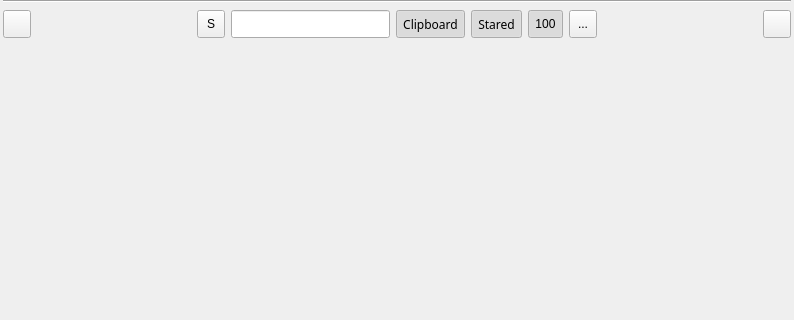
The window that widget/MPasteWidget.ui (SeptemberHX/MPaste) describes before a commit, drawn with Qt 5.
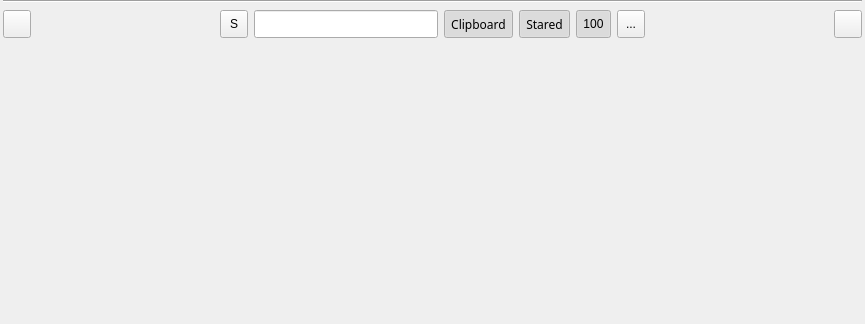
The same window after the commit. Icons and pictures are not drawn.

Patch:
```diff
--- a/widget/MPasteWidget.ui
+++ b/widget/MPasteWidget.ui
@@ -6,8 +6,8 @@
    <rect>
     <x>0</x>
     <y>0</y>
-    <width>794</width>
-    <height>320</height>
+    <width>865</width>
+    <height>324</height>
    </rect>
   </property>
   <property name="sizePolicy">
```
